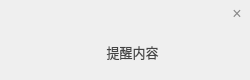
Qt form src/ui/notifications/notificationPopup.ui (SwartzMss/EasyNotify) before a commit.
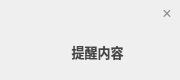
The same form after that commit.

Commit message: Tighten notification popup layout

Diff of the .ui file:
```diff
--- a/src/ui/notifications/notificationPopup.ui
+++ b/src/ui/notifications/notificationPopup.ui
@@ -6,13 +6,13 @@
    <rect>
     <x>0</x>
     <y>0</y>
-    <width>250</width>
+    <width>180</width>
     <height>80</height>
    </rect>
   </property>
   <property name="minimumSize">
    <size>
-    <width>250</width>
+    <width>180</width>
     <height>80</height>
    </size>
   </property>
@@ -147,7 +147,7 @@
            </sizepolicy>
           </property>
           <property name="styleSheet">
-           <string>color: #444444; font-size: 13px;</string>
+          <string>color: #444444; font-size: 13px; font-weight: 600;</string>
           </property>
           <property name="text">
            <string>提醒内容</string>
```
Left out of the diff: 14 changed lines with no effect on the pictures. Lines whose indentation alone changed are shown as unchanged. The commit also changes 1 other file.
